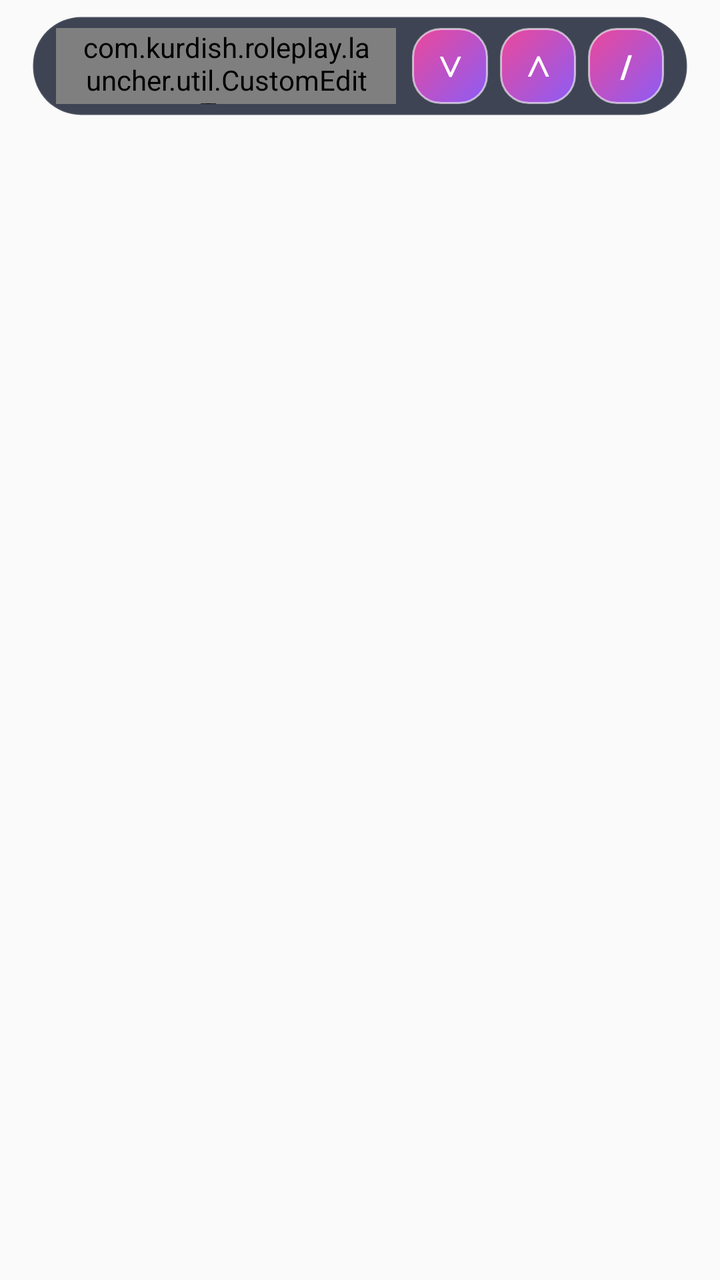
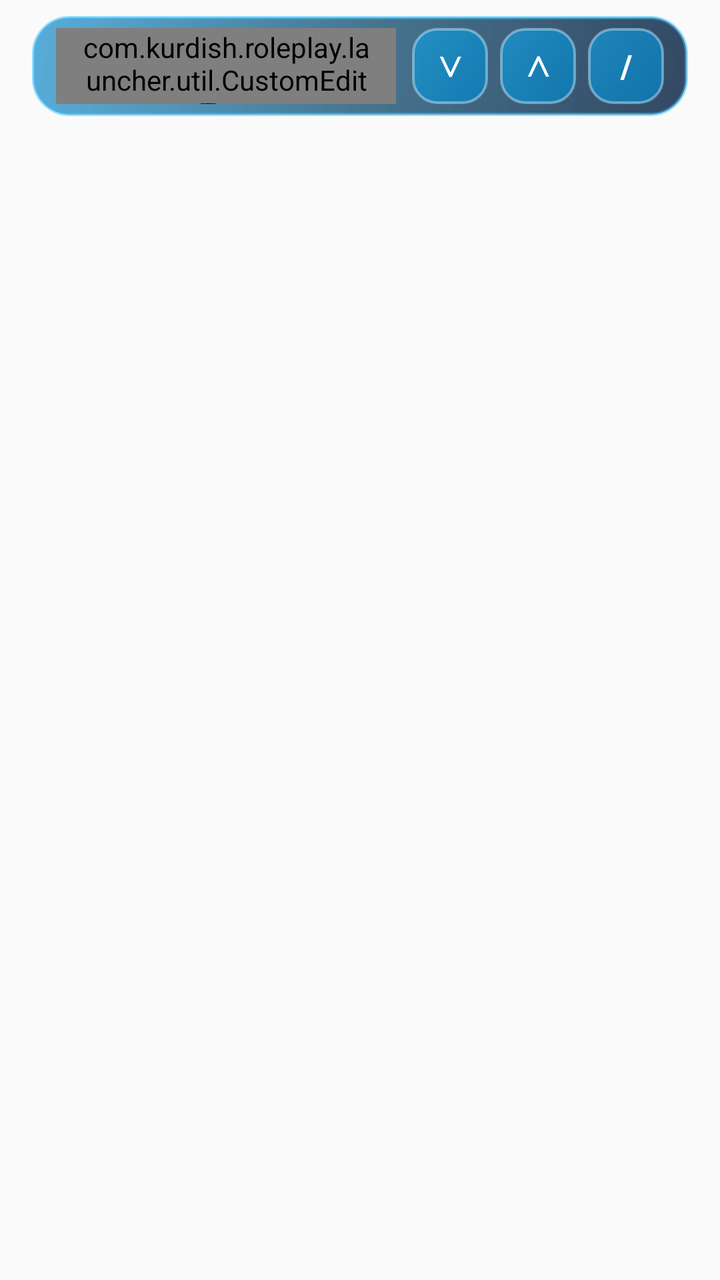

Two renders of the same Android screen: before a commit and after it. Below are the layout's source before the change and the commit's diff.
<!-- AndroidManifest.xml: application theme Theme.AppCompat.Light.NoActionBar -->
<!-- res/layout/layout_keyboard.xml -->
<?xml version="1.0" encoding="utf-8"?>
<androidx.constraintlayout.widget.ConstraintLayout xmlns:android="http://schemas.android.com/apk/res/android"
    xmlns:app="http://schemas.android.com/apk/res-auto"
    android:layout_width="match_parent"
    android:layout_height="match_parent">

    
    <LinearLayout
        android:id="@+id/main_input"
        android:layout_width="match_parent"
        android:layout_height="wrap_content"
        android:layout_gravity="bottom"
        android:layout_marginHorizontal="16dp"
        android:layout_marginTop="8dp"
        android:background="@drawable/bg_bottom_bar"
        android:elevation="8dp"
        android:gravity="center_vertical"
        android:orientation="horizontal"
        android:paddingHorizontal="12dp"
        android:paddingVertical="6dp"
        app:layout_constraintEnd_toEndOf="parent"
        app:layout_constraintStart_toStartOf="parent"
        app:layout_constraintTop_toTopOf="parent">

        <com.kurdish.roleplay.launcher.util.CustomEditText
            android:id="@+id/main_et_input"
            android:layout_width="0dp"
            android:layout_height="38dp"
            android:layout_marginEnd="8dp"
            android:layout_weight="1"
            android:background="@drawable/bg_action_card"
            android:ems="10"
            android:hint="พิมพ์ข้อความหรือคำสั่ง /..."
            android:textColorHint="#94A3B8"
            android:imeOptions="actionUnspecified|actionGo|actionSend|actionDone|flagNoFullscreen|flagNoExtractUi"
            android:inputType="text"
            android:paddingHorizontal="12dp"
            android:singleLine="true"
            android:textColor="#0F172A"
            android:textSize="13sp" />

        <Button
            android:id="@+id/main_but_input_prev"
            android:layout_width="38dp"
            android:layout_height="38dp"
            android:layout_marginEnd="6dp"
            android:background="@drawable/ic_buttoncolor"
            android:gravity="center"
            android:text="⋁"
            android:textColor="#FFFFFF"
            android:textSize="14sp"
            android:textStyle="bold" />

        <Button
            android:id="@+id/main_but_input_next"
            android:layout_width="38dp"
            android:layout_height="38dp"
            android:layout_marginEnd="6dp"
            android:background="@drawable/ic_buttoncolor"
            android:gravity="center"
            android:text="⋀"
            android:textColor="#FFFFFF"
            android:textSize="14sp"
            android:textStyle="bold" />

        <Button
            android:id="@+id/main_but_input_slash"
            android:layout_width="38dp"
            android:layout_height="38dp"
            android:background="@drawable/ic_buttoncolor"
            android:gravity="center"
            android:text="/"
            android:textColor="#FFFFFF"
            android:textSize="16sp"
            android:textStyle="bold" />
    </LinearLayout>

</androidx.constraintlayout.widget.ConstraintLayout>
<!-- resources referenced by this layout -->
<resources>
  <!-- drawable bg_action_card (drawable) -->
  <?xml version="1.0" encoding="utf-8"?>
  <ripple xmlns:android="http://schemas.android.com/apk/res/android"
      android:color="#207C3AED">
      <item>
          <selector>
              <item android:state_pressed="true">
                  <shape android:shape="rectangle">
                      <corners android:radius="14dp" />
                      <solid android:color="#EAEFF5" />
                      <stroke android:width="1dp" android:color="#CBD5E1" />
                  </shape>
              </item>
              <item>
                  <shape android:shape="rectangle">
                      <corners android:radius="14dp" />
                      <solid android:color="#F4FFFFFF" />
                      <stroke android:width="1dp" android:color="#E2E8F0" />
                  </shape>
              </item>
          </selector>
      </item>
  </ripple>
  <!-- drawable bg_bottom_bar (drawable) -->
  <?xml version="1.0" encoding="utf-8"?>
  <shape xmlns:android="http://schemas.android.com/apk/res/android"
      android:shape="rectangle">
      <corners android:radius="24dp" />
      <solid android:color="#CC0F172A" />
      <stroke android:width="1dp" android:color="#1AFFFFFF" />
  </shape>
  <!-- drawable ic_buttoncolor (drawable) -->
  <?xml version="1.0" encoding="utf-8"?>
  <selector xmlns:android="http://schemas.android.com/apk/res/android">
      <item android:state_pressed="true">
          <shape>
              <gradient
                  android:angle="135"
                  android:startColor="#7C3AED"
                  android:endColor="#DB2777" />
              <corners android:radius="14dp" />
              <stroke android:width="1.5dp" android:color="#FFFFFF" />
          </shape>
      </item>
      <item>
          <shape>
              <gradient
                  android:angle="135"
                  android:startColor="#8B5CF6"
                  android:endColor="#EC4899" />
              <corners android:radius="14dp" />
              <stroke android:width="1dp" android:color="#99FFFFFF" />
          </shape>
      </item>
  </selector>
</resources>

<!-- the commit's change to res/layout/layout_keyboard.xml (unified diff, before → after) -->
@@ -12,7 +12,7 @@
         android:layout_gravity="bottom"
         android:layout_marginHorizontal="16dp"
         android:layout_marginTop="8dp"
-        android:background="@drawable/bg_bottom_bar"
+        android:background="@drawable/bg_keyboard_glass"
         android:elevation="8dp"
         android:gravity="center_vertical"
         android:orientation="horizontal"
@@ -28,15 +28,15 @@
             android:layout_height="38dp"
             android:layout_marginEnd="8dp"
             android:layout_weight="1"
-            android:background="@drawable/bg_action_card"
+            android:background="@drawable/bg_keyboard_input_glass"
             android:ems="10"
             android:hint="พิมพ์ข้อความหรือคำสั่ง /..."
-            android:textColorHint="#94A3B8"
+            android:textColorHint="#93C5FD"
             android:imeOptions="actionUnspecified|actionGo|actionSend|actionDone|flagNoFullscreen|flagNoExtractUi"
             android:inputType="text"
             android:paddingHorizontal="12dp"
             android:singleLine="true"
-            android:textColor="#0F172A"
+            android:textColor="#FFFFFF"
             android:textSize="13sp" />
 
         <Button
@@ -44,7 +44,7 @@
             android:layout_width="38dp"
             android:layout_height="38dp"
             android:layout_marginEnd="6dp"
-            android:background="@drawable/ic_buttoncolor"
+            android:background="@drawable/bg_key_sky_glass"
             android:gravity="center"
             android:text="⋁"
             android:textColor="#FFFFFF"
@@ -56,7 +56,7 @@
             android:layout_width="38dp"
             android:layout_height="38dp"
             android:layout_marginEnd="6dp"
-            android:background="@drawable/ic_buttoncolor"
+            android:background="@drawable/bg_key_sky_glass"
             android:gravity="center"
             android:text="⋀"
             android:textColor="#FFFFFF"
@@ -67,7 +67,7 @@
             android:id="@+id/main_but_input_slash"
             android:layout_width="38dp"
             android:layout_height="38dp"
-            android:background="@drawable/ic_buttoncolor"
+            android:background="@drawable/bg_key_sky_glass"
             android:gravity="center"
             android:text="/"
             android:textColor="#FFFFFF"
<!-- resource entries referenced after the edit -->
@@ -1,59 +1,48 @@
 <!-- resources referenced by this layout -->
 <resources>
-  <!-- drawable bg_action_card (drawable) -->
+  <!-- drawable bg_key_sky_glass (drawable) -->
   <?xml version="1.0" encoding="utf-8"?>
-  <ripple xmlns:android="http://schemas.android.com/apk/res/android"
-      android:color="#207C3AED">
+  <selector xmlns:android="http://schemas.android.com/apk/res/android">
+      <item android:state_pressed="true">
+          <shape android:shape="rectangle">
+              <corners android:radius="12dp" />
+              <gradient
+                  android:angle="135"
+                  android:startColor="#FF0284C7"
+                  android:endColor="#FF38BDF8" />
+              <stroke android:width="1.5dp" android:color="#FFFFFFFF" />
+          </shape>
+      </item>
       <item>
-          <selector>
-              <item android:state_pressed="true">
-                  <shape android:shape="rectangle">
-                      <corners android:radius="14dp" />
-                      <solid android:color="#EAEFF5" />
-                      <stroke android:width="1dp" android:color="#CBD5E1" />
-                  </shape>
-              </item>
-              <item>
-                  <shape android:shape="rectangle">
-                      <corners android:radius="14dp" />
-                      <solid android:color="#F4FFFFFF" />
-                      <stroke android:width="1dp" android:color="#E2E8F0" />
-                  </shape>
-              </item>
-          </selector>
+          <shape android:shape="rectangle">
+              <corners android:radius="12dp" />
+              <gradient
+                  android:angle="135"
+                  android:startColor="#B30284C7"
+                  android:endColor="#990EA5E9" />
+              <stroke android:width="1.2dp" android:color="#80BAE6FD" />
+          </shape>
       </item>
-  </ripple>
-  <!-- drawable bg_bottom_bar (drawable) -->
+  </selector>
+  <!-- drawable bg_keyboard_glass (drawable) -->
   <?xml version="1.0" encoding="utf-8"?>
   <shape xmlns:android="http://schemas.android.com/apk/res/android"
       android:shape="rectangle">
-      <corners android:radius="24dp" />
-      <solid android:color="#CC0F172A" />
-      <stroke android:width="1dp" android:color="#1AFFFFFF" />
+      <corners android:radius="18dp" />
+      <gradient
+          android:angle="135"
+          android:startColor="#D90F2847"
+          android:centerColor="#C00C4A6E"
+          android:endColor="#A60284C7" />
+      <stroke android:width="1.5dp" android:color="#8038BDF8" />
   </shape>
-  <!-- drawable ic_buttoncolor (drawable) -->
+  <!-- drawable bg_keyboard_input_glass (drawable) -->
   <?xml version="1.0" encoding="utf-8"?>
-  <selector xmlns:android="http://schemas.android.com/apk/res/android">
-      <item android:state_pressed="true">
-          <shape>
-              <gradient
-                  android:angle="135"
-                  android:startColor="#7C3AED"
-                  android:endColor="#DB2777" />
-              <corners android:radius="14dp" />
-              <stroke android:width="1.5dp" android:color="#FFFFFF" />
-          </shape>
-      </item>
-      <item>
-          <shape>
-              <gradient
-                  android:angle="135"
-                  android:startColor="#8B5CF6"
-                  android:endColor="#EC4899" />
-              <corners android:radius="14dp" />
-              <stroke android:width="1dp" android:color="#99FFFFFF" />
-          </shape>
-      </item>
-  </selector>
+  <shape xmlns:android="http://schemas.android.com/apk/res/android"
+      android:shape="rectangle">
+      <corners android:radius="12dp" />
+      <solid android:color="#4D0F172A" />
+      <stroke android:width="1dp" android:color="#4D38BDF8" />
+  </shape>
 </resources>
 
